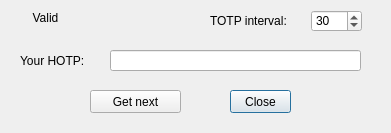
This is hotpdialog.ui in Nitrokey/nitrokey-app as Qt 5 draws it before an edit. The edited form follows.
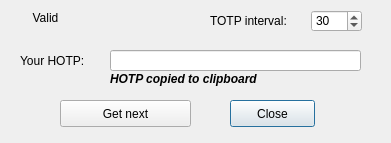
This is the edited form. Icons and pictures are not drawn.

Commit message: Copy to clipboard and removed warnings Test #62 Test #63

What changed in the file:
```diff
--- a/hotpdialog.ui
+++ b/hotpdialog.ui
@@ -7,7 +7,7 @@
     <x>0</x>
     <y>0</y>
     <width>391</width>
-    <height>133</height>
+    <height>143</height>
    </rect>
   </property>
   <property name="windowTitle">
@@ -47,9 +47,9 @@
    <property name="geometry">
     <rect>
      <x>230</x>
-     <y>90</y>
-     <width>61</width>
-     <height>23</height>
+     <y>100</y>
+     <width>85</width>
+     <height>27</height>
     </rect>
    </property>
    <property name="text">
@@ -59,10 +59,10 @@
   <widget class="QPushButton" name="nextButton">
    <property name="geometry">
     <rect>
-     <x>90</x>
-     <y>90</y>
-     <width>91</width>
-     <height>23</height>
+     <x>60</x>
+     <y>100</y>
+     <width>131</width>
+     <height>27</height>
     </rect>
    </property>
    <property name="text">
@@ -117,6 +117,27 @@
     <set>Qt::AlignCenter</set>
    </property>
   </widget>
+  <widget class="QLabel" name="labelNotify">
+   <property name="geometry">
+    <rect>
+     <x>110</x>
+     <y>70</y>
+     <width>191</width>
+     <height>17</height>
+    </rect>
+   </property>
+   <property name="font">
+    <font>
+     <pointsize>9</pointsize>
+     <weight>75</weight>
+     <italic>true</italic>
+     <bold>true</bold>
+    </font>
+   </property>
+   <property name="text">
+    <string>HOTP copied to clipboard</string>
+   </property>
+  </widget>
  </widget>
  <resources>
   <include location="resources.qrc"/>
```
The commit also changes 16 other files.
